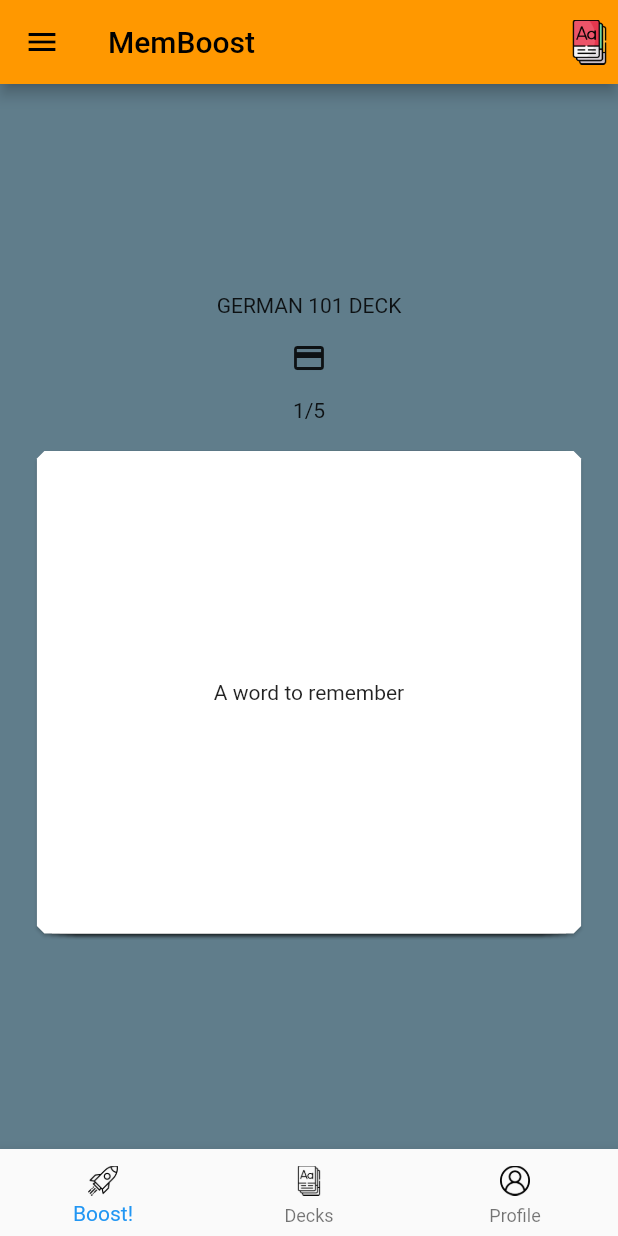
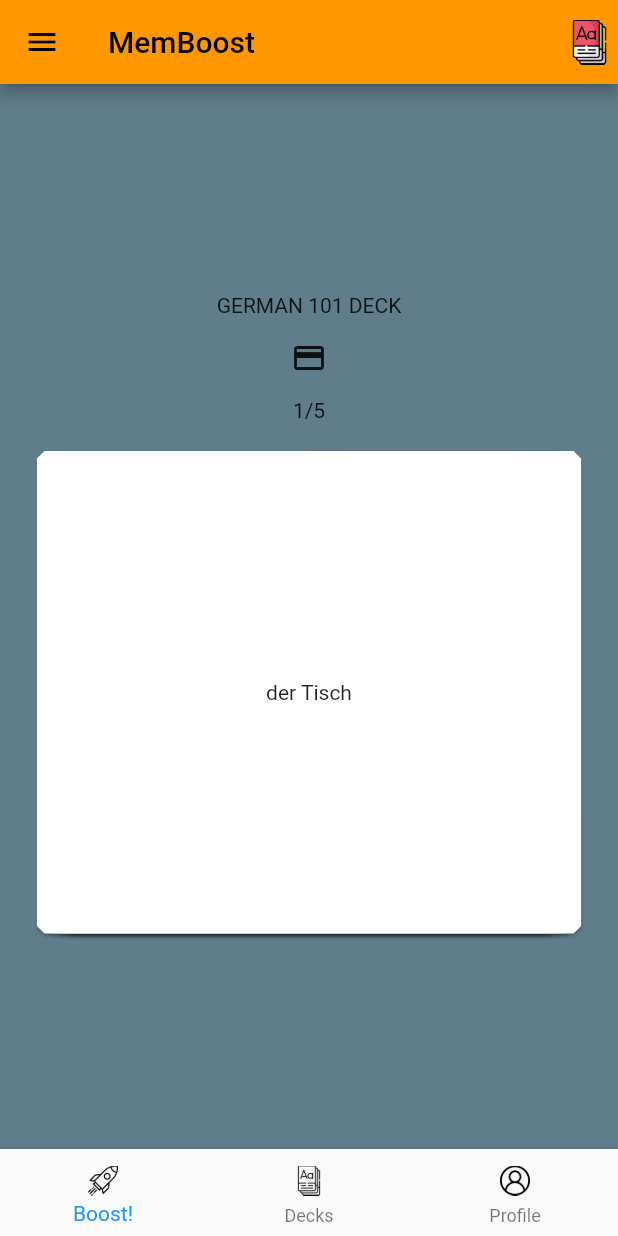
Before and after one commit to mfteloglu/MemBoost, a Flutter app: the screen it shows after launch, on a phone screen of 412 x 824 dp. Run offline on Flutter 3.47's test engine with Material 2 defaults, Android fonts, the phone set to English and light mode, and no system bars; drawn by our look-alikes of flip_card, flutter_tindercard; our stand-ins replace material_floating_search_bar.

Commit message:
image and sound added
Table image, sound icon

```diff
--- a/lib/View/review_deck_screen.dart
+++ b/lib/View/review_deck_screen.dart
@@ -56,7 +56,7 @@ class _ReviewDeckScreenState extends State<ReviewDeckScreen> {
                     borderRadius: BorderRadius.circular(5)
                   ),
                   child: Center(
-                      child: Text("A word to remember")
+                      child: Text("der Tisch")
                   ),
                 ),
                 back: Card(
@@ -64,8 +64,16 @@ class _ReviewDeckScreenState extends State<ReviewDeckScreen> {
                   shape: BeveledRectangleBorder(
                       borderRadius: BorderRadius.circular(5)
                   ),
-                  child: Center(
-                      child: Text("Explanation of that word")
+                  child: Column(
+                      mainAxisAlignment: MainAxisAlignment.center,
+                      children: [
+                        Container(
+                          padding: const EdgeInsets.all(6),
+                          child: Text("Table : a flat surface, usually supported by four legs, used for putting things on", textAlign: TextAlign.center,),
+                        ),
+                        Image.asset('lib/assets/masa.jpg',height: 120, width: 120, alignment: Alignment.bottomCenter),
+                        Icon(Icons.volume_up_rounded)],
+
                   ),
                 )
             ),
```
Also changed, not shown: lib/assets/masa.jpg (added), pubspec.lock.
